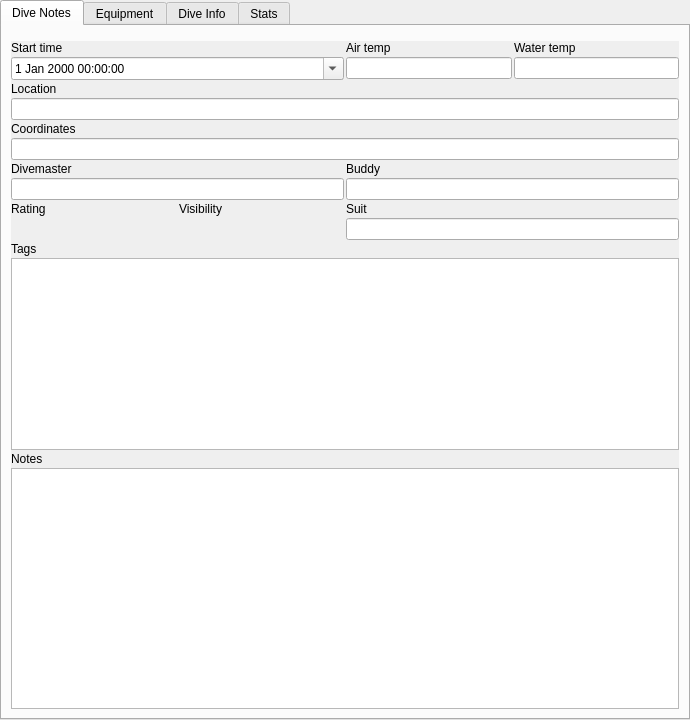
First picture: the form in qt-ui/maintab.ui, repository subsurface/subsurface, before the edit.
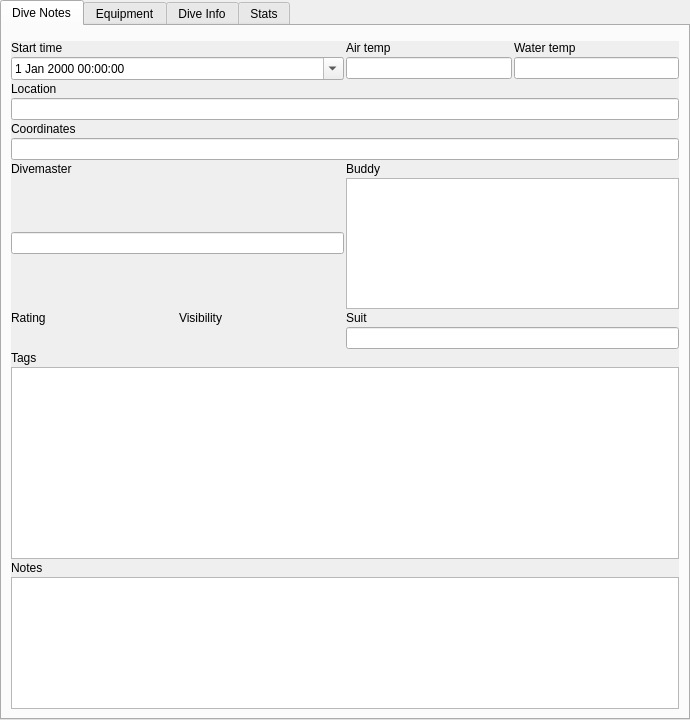
Second picture: the form after the edit. Custom widgets are drawn as their Qt base class.

Commit message:
Extend tags model to Buddy field
This doesn't change storage format. Instead it  parses buddy strings and
converts them to string list which is supplied to tags widget.

This feature  was requested in ticket #311

What changed in the file:
```diff
--- a/qt-ui/maintab.ui
+++ b/qt-ui/maintab.ui
@@ -157,7 +157,7 @@
          </widget>
         </item>
         <item row="8" column="1">
-         <widget class="QLineEdit" name="buddy">
+		 <widget class="TagWidget" name="buddy">
           <property name="readOnly">
            <bool>false</bool>
           </property>
```
The commit also changes 2 other files.
